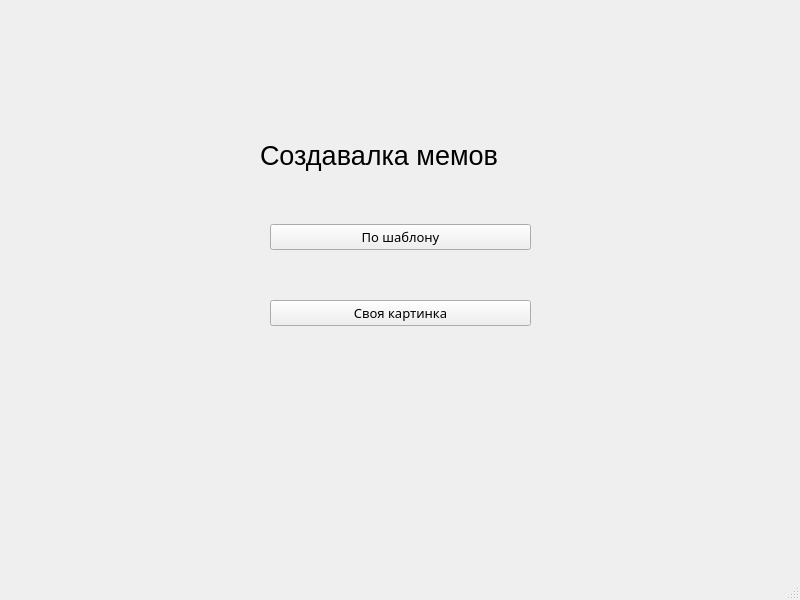
Qt form main_ui.ui (Albertlll/Mem_generator) before a commit.
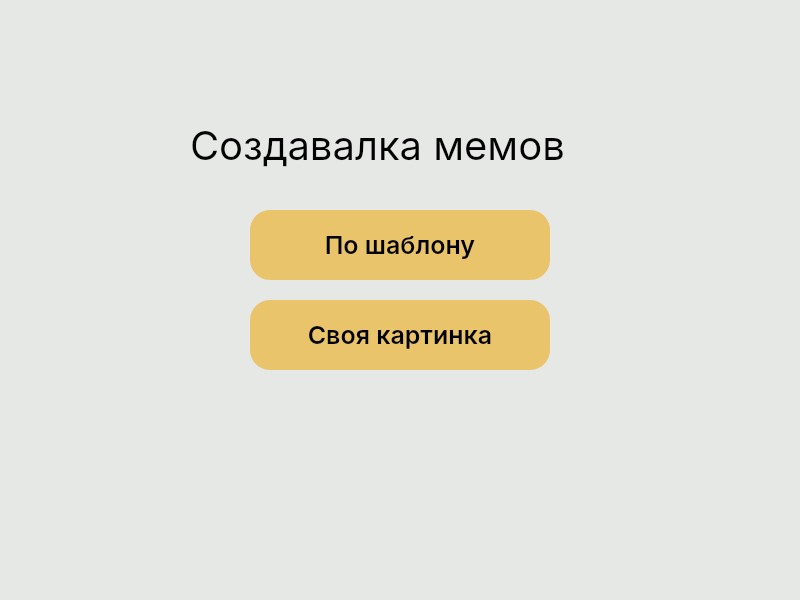
The same form after that commit.

Diff of the .ui file:
```diff
--- a/main_ui.ui
+++ b/main_ui.ui
@@ -10,65 +10,114 @@
     <height>600</height>
    </rect>
   </property>
+  <property name="font">
+   <font>
+    <pointsize>16</pointsize>
+   </font>
+  </property>
   <property name="windowTitle">
    <string>MainWindow</string>
   </property>
+  <property name="styleSheet">
+   <string notr="true">background-color: rgb(230, 232, 230);</string>
+  </property>
   <widget class="QWidget" name="centralwidget">
    <widget class="QLabel" name="label">
     <property name="geometry">
      <rect>
-      <x>260</x>
-      <y>120</y>
-      <width>281</width>
+      <x>190</x>
+      <y>110</y>
+      <width>431</width>
       <height>71</height>
      </rect>
     </property>
     <property name="font">
      <font>
-      <pointsize>20</pointsize>
+      <family>Inter,sans-serif</family>
+      <pointsize>30</pointsize>
      </font>
     </property>
+    <property name="styleSheet">
+     <string notr="true">font-family: Inter,sans-serif;</string>
+    </property>
     <property name="text">
      <string>Создавалка мемов</string>
     </property>
    </widget>
-   <widget class="QWidget" name="verticalLayoutWidget">
-    <property name="geometry">
-     <rect>
-      <x>270</x>
-      <y>180</y>
-      <width>261</width>
-      <height>191</height>
-     </rect>
-    </property>
-    <layout class="QVBoxLayout" name="verticalLayout">
-     <item>
       <widget class="QPushButton" name="pushButton_2">
+    <property name="geometry">
+     <rect>
+      <x>250</x>
+      <y>210</y>
+      <width>300</width>
+      <height>70</height>
+     </rect>
+    </property>
        <property name="font">
         <font>
-         <family>Yu Gothic UI Semibold</family>
-         <pointsize>10</pointsize>
-        </font>
-       </property>
+      <family>Inter,sans-serif</family>
+      <pointsize>-1</pointsize>
+      <weight>62</weight>
+      <bold>true</bold>
+     </font>
+    </property>
+    <property name="styleSheet">
+     <string notr="true">QPushButton
+{
+	font-family: Inter,sans-serif;
+	font-size:25px;
+	background-color: rgb(233, 196, 106);
+	font-weight: 500;
+	border-radius: 20px;
+}
+
+QPushButton:hover
+{
+	background-color: rgb(223, 41, 53);
+	color: white;
+}</string>
+    </property>
        <property name="text">
         <string>По шаблону</string>
        </property>
       </widget>
-     </item>
-     <item>
       <widget class="QPushButton" name="pushButton">
+    <property name="geometry">
+     <rect>
+      <x>250</x>
+      <y>300</y>
+      <width>300</width>
+      <height>70</height>
+     </rect>
+    </property>
        <property name="font">
         <font>
-         <family>Yu Gothic UI Semibold</family>
-         <pointsize>10</pointsize>
-        </font>
-       </property>
+      <family>Inter,sans-serif</family>
+      <pointsize>-1</pointsize>
+      <weight>62</weight>
+      <bold>true</bold>
+     </font>
+    </property>
+    <property name="styleSheet">
+     <string notr="true">QPushButton
+{
+	font-family: Inter,sans-serif;
+	font-size:25px;
+
+	background-color: rgb(233, 196, 106);
+	font-weight: 500;
+	border-radius: 20px;
+}
+
+QPushButton:hover
+{
+	background-color: rgb(223, 41, 53);
+	color: white;
+}</string>
+    </property>
        <property name="text">
         <string>Своя картинка</string>
        </property>
-      </widget>
-     </item>
-    </layout>
    </widget>
   </widget>
   <widget class="QMenuBar" name="menubar">
```
Lines whose indentation alone changed are shown as unchanged.
